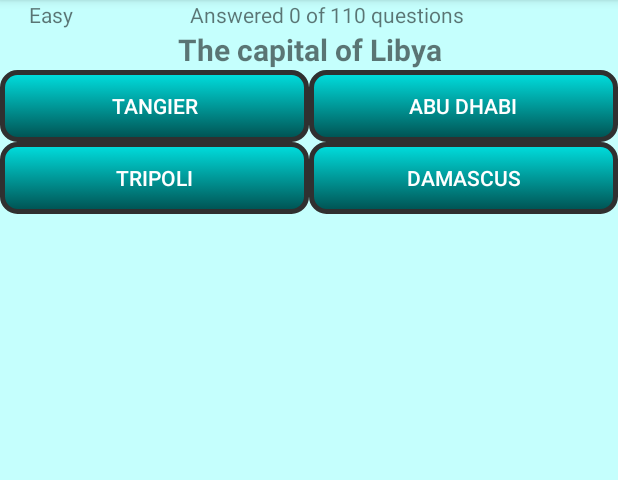
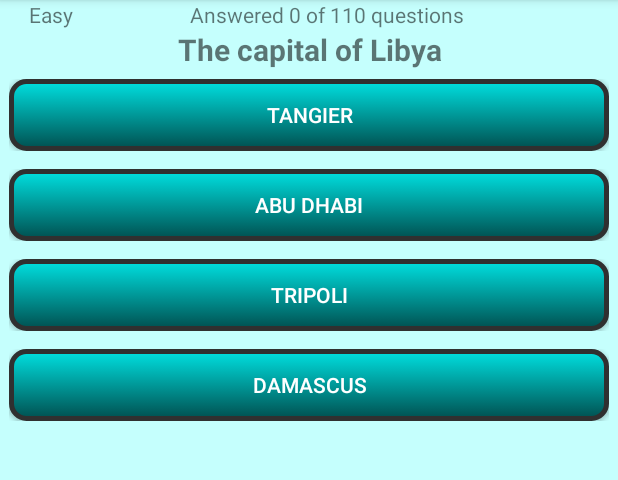
Before and after one commit to Vladus177/Capitals-and-flags-Quiz, an Android app: the fragment FragmentCapitals shown on its own in the app's theme, after a tap on "Easy", on a phone screen of 412 x 824 dp, the part 84-564 px from its top. Run offline under Robolectric (Android 15) with nearby library versions, the phone set to English and light mode, and no system bars.

```diff
--- a/app/src/main/java/vladus177/ru/geotest_10/FragmentFlags.java
+++ b/app/src/main/java/vladus177/ru/geotest_10/FragmentFlags.java
@@ -700,14 +700,14 @@ public class FragmentFlags extends android.support.v4.app.Fragment implements Vi
 
     public void firstDialog() {
         if (Build.VERSION.SDK_INT >= Build.VERSION_CODES.HONEYCOMB) {
-            fad = new AlertDialog.Builder(context,R.style.myBackgroundStyle);
+            fad = new AlertDialog.Builder(context,R.style.myBackgroundStyle2);
         }
         else {
             fad = new AlertDialog.Builder(context);
         }
         final String[] gameLevels = {"Easy", "Medium", "Hard"};
-        String title = getString(R.string.levelSelect);
-        fad.setTitle(title);
+        //String title = getString(R.string.levelSelect);
+        //fad.setTitle(title);
         fad.setItems(gameLevels, new DialogInterface.OnClickListener() {
             @Override
             public void onClick(DialogInterface dialog, int item) {
--- a/app/src/main/res/drawable/buttons.xml
+++ b/app/src/main/res/drawable/buttons.xml
@@ -23,8 +23,8 @@
         <shape>
             <gradient
                 android:angle="270"
-                android:endColor="#500000"
-                android:startColor="#E00000" />
+                android:endColor="#ffffff"
+                android:startColor="#ffffff" />
             <stroke
                 android:width="3dp"
                 android:color="#303030" />
--- a/app/src/main/res/layout/activity_capitals.xml
+++ b/app/src/main/res/layout/activity_capitals.xml
@@ -47,10 +47,11 @@
         android:id="@+id/linearLayout"
         android:layout_below="@+id/Question"
         android:layout_alignParentLeft="true"
-        android:layout_alignParentStart="true">
+        android:layout_alignParentStart="true"
+        android:padding="6dp">
 
         <Button
-            android:layout_width="match_parent"
+            android:layout_width="0dp"
             android:layout_height="wrap_content"
             android:id="@+id/button1"
             android:textSize="14sp"
@@ -58,14 +59,6 @@
             android:background="@drawable/buttons"
             android:textColor="@android:color/white"/>
 
-        <Button
-            android:layout_width="match_parent"
-            android:layout_height="wrap_content"
-            android:id="@+id/button2"
-            android:textSize="14sp"
-            android:layout_weight="1"
-            android:background="@drawable/buttons"
-            android:textColor="@android:color/white"/>
     </LinearLayout>
 
     <LinearLayout
@@ -77,19 +70,50 @@
         android:layout_below="@+id/linearLayout"
         android:layout_alignParentLeft="true"
         android:layout_alignParentStart="true"
-        android:id="@+id/linearLayout3">
+        android:id="@+id/linearLayout3"
+        android:padding="6dp">
 
         <Button
-            android:layout_width="match_parent"
+            android:layout_width="0dp"
+            android:layout_height="wrap_content"
+            android:id="@+id/button2"
+            android:textSize="14sp"
+            android:layout_weight="1"
+            android:background="@drawable/buttons"
+            android:textColor="@android:color/white"/>
+    </LinearLayout>
+
+    <LinearLayout
+        android:orientation="horizontal"
+        android:layout_width="match_parent"
+        android:layout_height="wrap_content"
+        android:layout_below="@+id/linearLayout3"
+        android:layout_alignParentLeft="true"
+        android:layout_alignParentStart="true"
+        android:padding="6dp"
+        android:id="@+id/linearLayout4">
+
+        <Button
+            android:layout_width="0dp"
             android:layout_height="wrap_content"
             android:id="@+id/button3"
             android:textSize="14sp"
             android:layout_weight="1"
             android:background="@drawable/buttons"
             android:textColor="@android:color/white"/>
+    </LinearLayout>
+
+    <LinearLayout
+        android:orientation="horizontal"
+        android:layout_width="match_parent"
+        android:layout_height="wrap_content"
+        android:padding="6dp"
+        android:layout_below="@+id/linearLayout4"
+        android:layout_alignParentLeft="true"
+        android:layout_alignParentStart="true">
 
         <Button
-            android:layout_width="match_parent"
+            android:layout_width="0dp"
             android:layout_height="wrap_content"
             android:id="@+id/button4"
             android:nestedScrollingEnabled="false"
--- a/app/src/main/res/layout/activity_flags.xml
+++ b/app/src/main/res/layout/activity_flags.xml
@@ -62,7 +62,8 @@
         android:id="@+id/linearLayout"
         android:layout_below="@+id/linearLayout2"
         android:layout_alignParentLeft="true"
-        android:layout_alignParentStart="true">
+        android:layout_alignParentStart="true"
+        android:padding="6dp">
 
         <Button
             android:layout_width="match_parent"
@@ -92,7 +93,8 @@
         android:layout_below="@+id/linearLayout"
         android:layout_alignParentLeft="true"
         android:layout_alignParentStart="true"
-        android:id="@+id/linearLayout3">
+        android:id="@+id/linearLayout3"
+        android:padding="6dp">
 
         <Button
             android:layout_width="match_parent"
--- a/app/src/main/res/values/alertDialogStyle.xml
+++ b/app/src/main/res/values/alertDialogStyle.xml
@@ -3,10 +3,7 @@
     <style name="myBackgroundStyle" parent="@android:style/Theme.Translucent">
         <item name="android:windowIsTranslucent">true</item>
         <item name="android:background">@drawable/buttons</item>
-        <item name="android:windowContentOverlay">@null</item>
-        <item name="android:windowNoTitle">true</item>
         <item name="android:windowIsFloating">true</item>
-        <item name="android:backgroundDimEnabled">false</item>
         <item name="android:textColor">@android:color/white</item>
     </style>
 </resources>
```
Also changed, not shown: app/src/main/res/layout/alertdialog.xml (added, +46 -0 lines), app/src/main/res/values/alertDialog2.xml (added, +12 -0 lines), 4 other files.
